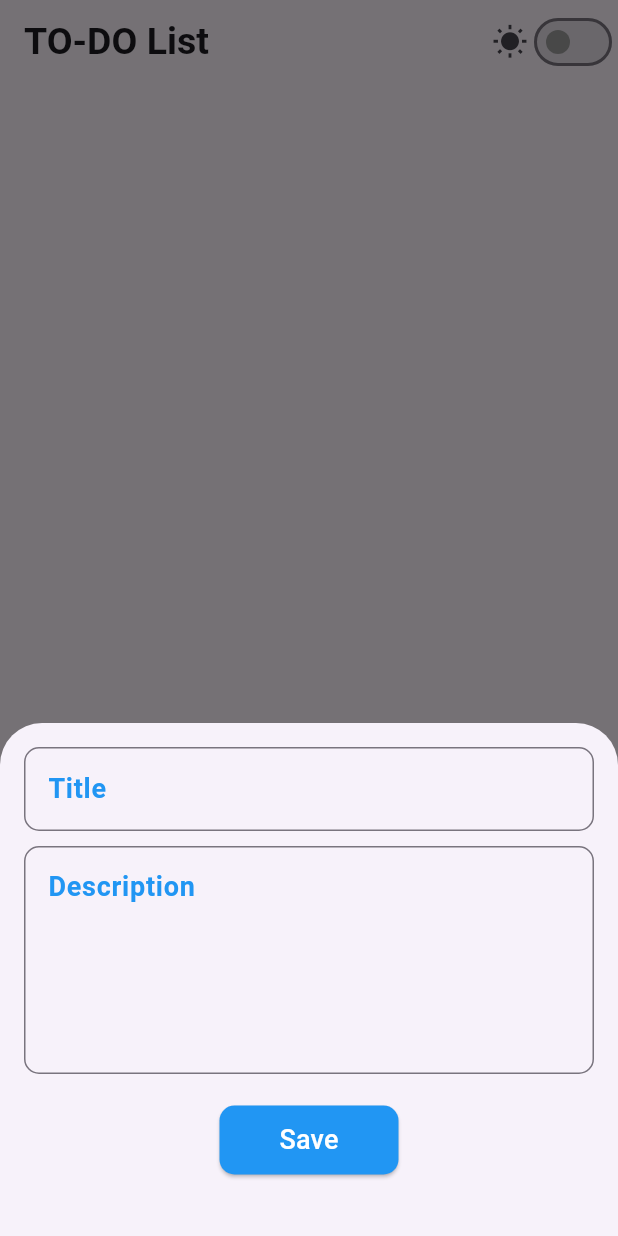
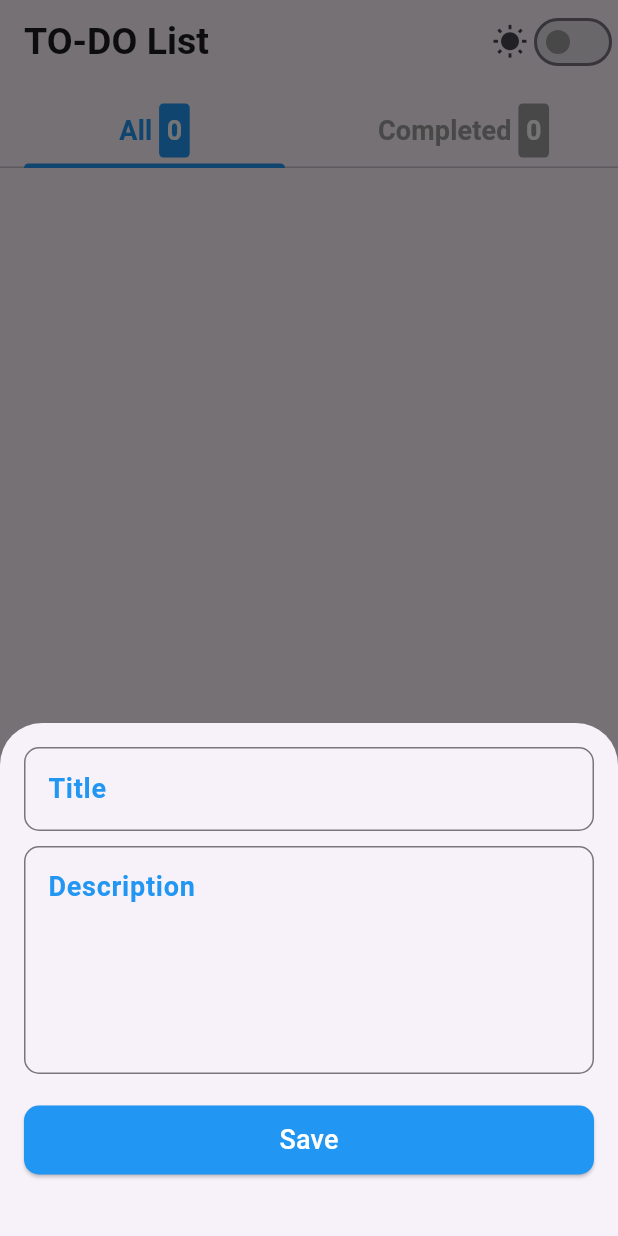
Before and after one commit to Mustafa-Mohamed26/todo_list_app, a Flutter app: the screen it shows after launch, after a tap on the "add" icon, on a phone screen of 412 x 824 dp. Run offline on Flutter 3.47's test engine with Material 3 defaults, Android fonts, the phone set to English and light mode, and no system bars; our stand-ins replace sqflite; accounts and stored records are empty.

Commit message:
add Tab bar

```diff
--- a/lib/screens/home_screen.dart
+++ b/lib/screens/home_screen.dart
@@ -2,7 +2,8 @@ import 'package:flutter/material.dart';
 import 'package:provider/provider.dart';
 import 'package:todo_list_app/providers/todo_provider.dart';
 import 'package:todo_list_app/providers/theme_provider.dart';
-import 'package:todo_list_app/widgets/todo_tile.dart';
+import 'package:todo_list_app/widgets/all_tabs.dart';
+import 'package:todo_list_app/widgets/completed_tabs.dart';
 import 'package:todo_list_app/widgets/bottom_sheet_widget.dart';
 
 class HomeScreen extends StatefulWidget {
@@ -14,6 +15,7 @@ class HomeScreen extends StatefulWidget {
 
 class _HomeScreenState extends State<HomeScreen> {
   GlobalKey<ScaffoldState> scaffoldKey = GlobalKey();
+  int _selectedIndex = 0;
 
   late TodoProvider todoProvider;
   bool isFabVisible = true;
@@ -26,7 +28,9 @@ class _HomeScreenState extends State<HomeScreen> {
   Widget build(BuildContext context) {
     todoProvider = Provider.of<TodoProvider>(context);
     final themeProvider = Provider.of<ThemeProvider>(context);
-    return Scaffold(
+    return DefaultTabController(
+      length: 2,
+      child: Scaffold(
         key: scaffoldKey,
         appBar: AppBar(
           title: Text(
@@ -52,6 +56,66 @@ class _HomeScreenState extends State<HomeScreen> {
               ],
             ),
           ],
+          bottom: PreferredSize(
+            preferredSize: Size.fromHeight(kToolbarHeight),
+            child: Consumer<TodoProvider>(
+              builder: (context, todoProvider, child) {
+                final allTasksCount = todoProvider.todos.where((todo)=>!todo.isCompleted).length;
+                final completedTasksCount = todoProvider.todos.where((todo) => todo.isCompleted).length;
+                return TabBar(
+                  onTap: (index) {
+                    setState(() {
+                      _selectedIndex = index;
+                    });
+                  },
+                  indicatorColor: Colors.blue,
+                  labelColor: Colors.blue,
+                  unselectedLabelColor: Colors.grey,
+                  labelStyle: TextStyle(fontSize: 18, fontWeight: FontWeight.bold),
+                  tabs: [
+                    Tab(
+                      child: Row(
+                        mainAxisAlignment: MainAxisAlignment.center,
+                        children: [
+                          Text("All "),
+                          Container(
+                            padding: EdgeInsets.all(5),
+                            decoration: BoxDecoration(
+                              color: _selectedIndex == 0 ? Colors.blue : Colors.grey,
+                              borderRadius: BorderRadius.circular(3),
+                            ),
+                            child: Text(
+                              "$allTasksCount",
+                              style: TextStyle(color: Colors.white),
+                            ),
+                          ),
+                        ],
+                      ),
+                    ),
+                    Tab(
+                      child: Row(
+                        mainAxisAlignment: MainAxisAlignment.center,
+                        children: [
+                          Text("Completed "),
+                          Container(
+                            padding: EdgeInsets.all(5),
+                            decoration: BoxDecoration(
+                              color: _selectedIndex == 1 ? Colors.blue : Colors.grey,
+                              borderRadius: BorderRadius.circular(3),
+                            ),
+                            child: Text(
+                              "$completedTasksCount",
+                              style: TextStyle(color: Colors.white),
+                            ),
+                          ),
+                        ],
+                      ),
+                    ),
+                  ],
+                );
+              },
+            ),
+          ),
         ),
         body: GestureDetector(
           onTap: () {
@@ -61,23 +125,14 @@ class _HomeScreenState extends State<HomeScreen> {
               Navigator.pop(context);
             }
           },
-        child: Container(
-          margin: EdgeInsets.all(10),
-          child: FutureBuilder(
-            future: todoProvider.loadTodos(),
-            builder: (context, snapshot) {
-              return ListView.builder(
-                itemCount: todoProvider.todos.length,
-                itemBuilder: (context, index) {
-                  return TodoTile(todo: todoProvider.todos[index]);
-                },
-              );
-            },
+          child: TabBarView(
+            children: [
+              AllTabs(),
+              CompletedTabs(),
+            ],
           ),
         ),
-      ),
-      floatingActionButton:
-          isFabVisible
+        floatingActionButton: isFabVisible
             ? FloatingActionButton(
                 backgroundColor: Colors.blue,
                 foregroundColor: Colors.white,
@@ -92,13 +147,13 @@ class _HomeScreenState extends State<HomeScreen> {
                     builder: (context) => BottomSheetWidget(),
                   ).whenComplete(() {
                     setState(() {
-                      isFabVisible =
-                          true; // Show the FAB again after the bottom sheet is closed
+                      isFabVisible = true; // Show the FAB again after the bottom sheet is closed
                     });
                   });
                 },
               )
             : null,
+      ),
     );
   }
 }
--- /dev/null
+++ b/lib/widgets/all_tabs.dart
@@ -0,0 +1,29 @@
+import 'package:flutter/material.dart';
+import 'package:provider/provider.dart';
+import 'package:todo_list_app/providers/todo_provider.dart';
+import 'package:todo_list_app/widgets/todo_tile.dart';
+
+class AllTabs extends StatelessWidget {
+  const AllTabs({super.key});
+
+  @override
+  Widget build(BuildContext context) {
+    final todoProvider = Provider.of<TodoProvider>(context);
+    final uncheckedTodos =
+        todoProvider.todos.where((todo) => !todo.isCompleted).toList();
+    return Container(
+      margin: EdgeInsets.all(10),
+      child: FutureBuilder(
+        future: todoProvider.loadTodos(),
+        builder: (context, snapshot) {
+          return ListView.builder(
+            itemCount: uncheckedTodos.length,
+            itemBuilder: (context, index) {
+              return TodoTile(todo: uncheckedTodos[index]);
+            },
+          );
+        },
+      ),
+    );
+  }
+}
--- a/lib/widgets/bottom_sheet_widget.dart
+++ b/lib/widgets/bottom_sheet_widget.dart
@@ -65,7 +65,9 @@ class _BottomSheetWidgetState extends State<BottomSheetWidget> {
             child: Column(
               mainAxisSize: MainAxisSize.min,
               children: [
-                CustomTitleInput(
+                Container(
+                  width: double.infinity,
+                  child: CustomTitleInput(
                     myController: titleController,
                     valid: (val) {
                       if (val!.isEmpty) {
@@ -74,20 +76,27 @@ class _BottomSheetWidgetState extends State<BottomSheetWidget> {
                       return null;
                     },
                   ),
+                ),
                 SizedBox(height: 10),
                 CustomDiscripinput(myController: descriptionController),
                 SizedBox(height: 20),
-                ElevatedButton(
+                Container(
+                  width: double.infinity,
+                  child: ElevatedButton(
                     style: ElevatedButton.styleFrom(
                       foregroundColor: Colors.white,
                       backgroundColor: Colors.blue,
-                    padding: EdgeInsets.symmetric(horizontal: 40, vertical: 10),
+                      padding: EdgeInsets.symmetric(
+                        horizontal: 40,
+                        vertical: 10,
+                      ),
                       shape: RoundedRectangleBorder(
                         borderRadius: BorderRadius.circular(10),
                       ),
                     ),
                     onPressed: saveTodo,
                     child: Text("Save", style: TextStyle(fontSize: 18)),
+                  ),
                 ),
                 SizedBox(height: 40),
               ],
--- /dev/null
+++ b/lib/widgets/completed_tabs.dart
@@ -0,0 +1,29 @@
+import 'package:flutter/material.dart';
+import 'package:provider/provider.dart';
+import 'package:todo_list_app/providers/todo_provider.dart';
+import 'package:todo_list_app/widgets/todo_tile.dart';
+
+class CompletedTabs extends StatelessWidget {
+  const CompletedTabs({super.key});
+
+  @override
+  Widget build(BuildContext context) {
+    final todoProvider = Provider.of<TodoProvider>(context);
+    final completedTodos =
+        todoProvider.todos.where((todo) => todo.isCompleted).toList();
+    return Container(
+      margin: EdgeInsets.all(10),
+      child: FutureBuilder(
+        future: todoProvider.loadTodos(),
+        builder: (context, snapshot) {
+          return ListView.builder(
+            itemCount: completedTodos.length,
+            itemBuilder: (context, index) {
+              return TodoTile(todo: completedTodos[index]);
+            },
+          );
+        },
+      ),
+    );
+  }
+}
```
Lines whose indentation alone changed are shown as unchanged.
